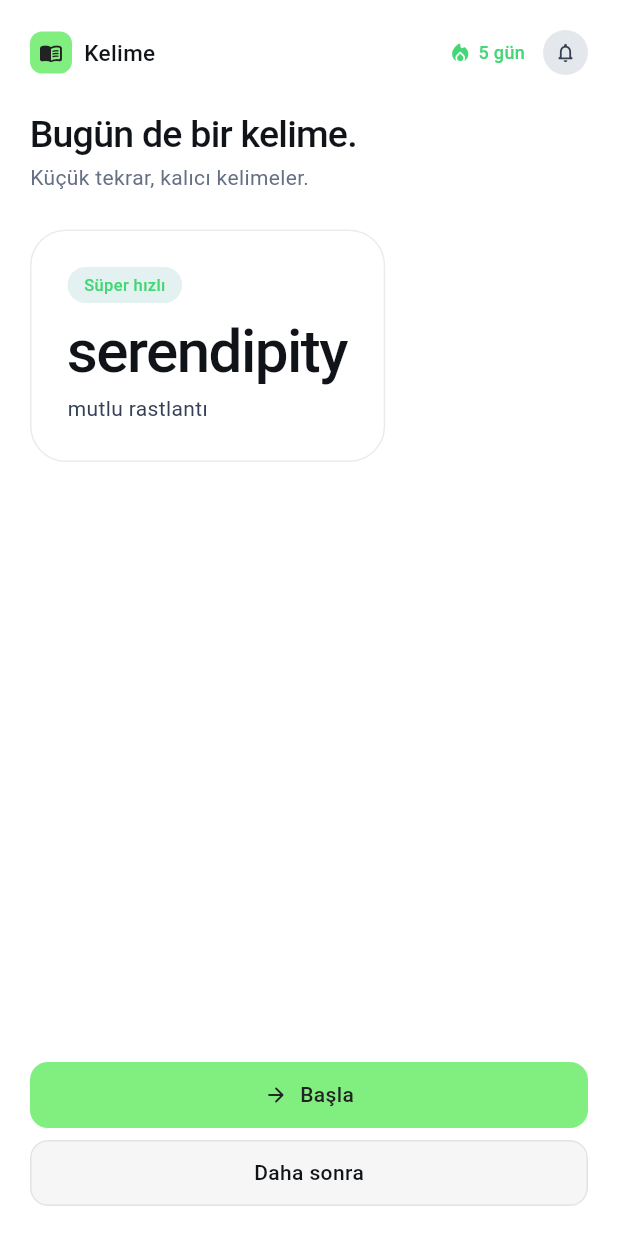
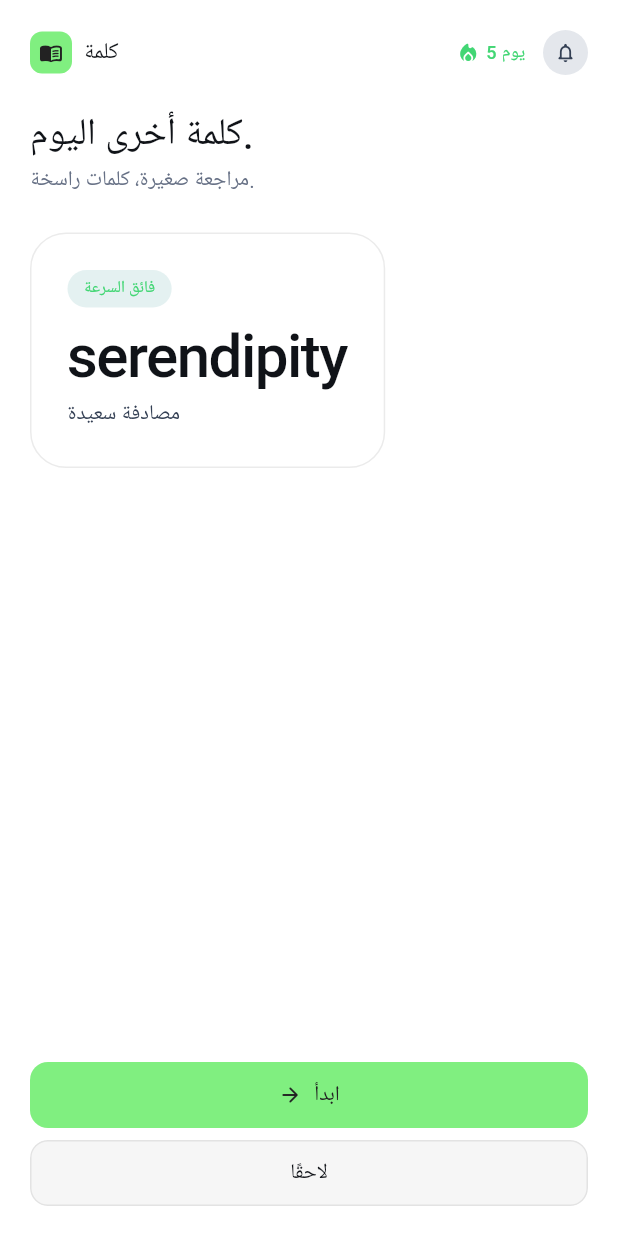
Before and after one commit to Tamimswid/word-learn, a Flutter app: the DesignSystemPreview screen opened directly, on a phone screen of 412 x 824 dp. Run offline on Flutter 3.47's test engine with Material 3 defaults, Android fonts, the phone set to English and light mode, and no system bars; our stand-ins replace dartz, flutter_bloc, flutter_dotenv, flutter_local_notifications, flutter_svg, flutter_timezone and 9 more; missing offline and left inert: hotkey_manager, launch_at_startup, screen_retriever, tray_manager, window_manager; accounts and stored records are empty; network calls fail; Roboto replaces fonts that are missing (Tajawal).

Commit message:
feat(l10n): çekirdek hata ve ortak metinleri Arapçaya çevir

```diff
--- a/lib/core/data/supabase_client.dart
+++ b/lib/core/data/supabase_client.dart
@@ -13,7 +13,7 @@ class AppSupabaseClient {
 
   final supabase.SupabaseClient _client;
 
-  static const Failure _missingFilters = Failure('İşlem için en az bir filtre gerekli.', type: FailureType.unexpected);
+  static const Failure _missingFilters = Failure('يلزم وجود مرشح واحد على الأقل لإتمام العملية.', type: FailureType.unexpected);
 
   Future<Either<Failure, List<Map<String, dynamic>>>> select(
     String table, {
--- a/lib/core/design_system/design_system_preview.dart
+++ b/lib/core/design_system/design_system_preview.dart
@@ -35,22 +35,22 @@ class DesignSystemPreview extends StatelessWidget {
                     ),
                   ),
                   const SizedBox(width: AppSpacing.sm),
-                  Text('Kelime', style: AppTypography.titleSmall),
+                  Text('كلمة', style: AppTypography.titleSmall),
                   const Spacer(),
                   const StreakIndicator(days: 5),
                   const SizedBox(width: AppSpacing.md),
                   AppIconButton(
                     icon: const Icon(Icons.notifications_none_rounded),
-                    tooltip: 'Bildirim ayarları',
+                    tooltip: 'إعدادات الإشعارات',
                     onPressed: () {},
                   ),
                 ],
               ),
               const SizedBox(height: AppSpacing.xxl),
-              Text('Bugün de bir kelime.', style: AppTypography.headingMedium),
+              Text('كلمة أخرى اليوم.', style: AppTypography.headingMedium),
               const SizedBox(height: AppSpacing.xs),
               Text(
-                'Küçük tekrar, kalıcı kelimeler.',
+                'مراجعة صغيرة، كلمات راسخة.',
                 style: AppTypography.bodyMedium.copyWith(
                   color: AppColors.mutedForeground,
                 ),
@@ -60,12 +60,12 @@ class DesignSystemPreview extends StatelessWidget {
                 child: Column(
                   crossAxisAlignment: CrossAxisAlignment.start,
                   children: [
-                    const AppBadge(label: 'Süper hızlı'),
+                    const AppBadge(label: 'فائق السرعة'),
                     const SizedBox(height: AppSpacing.md),
                     Text('serendipity', style: AppTypography.displayLarge),
                     const SizedBox(height: AppSpacing.sm),
                     Text(
-                      'mutlu rastlantı',
+                      'مصادفة سعيدة',
                       style: AppTypography.bodyMedium.copyWith(
                         color: AppColors.secondaryForeground,
                       ),
@@ -75,14 +75,14 @@ class DesignSystemPreview extends StatelessWidget {
               ),
               const Spacer(),
               AppButton(
-                label: 'Başla',
+                label: 'ابدأ',
                 icon: const Icon(Icons.arrow_forward_rounded),
                 expanded: true,
                 onPressed: () {},
               ),
               const SizedBox(height: AppSpacing.sm),
               AppButton(
-                label: 'Daha sonra',
+                label: 'لاحقًا',
                 variant: AppButtonVariant.secondary,
                 expanded: true,
                 onPressed: () {},
--- a/lib/core/errors/supabase_error_handler.dart
+++ b/lib/core/errors/supabase_error_handler.dart
@@ -7,7 +7,7 @@ import 'failure.dart';
 /// Converts Supabase and transport errors into the common [Failure].
 abstract final class SupabaseErrorHandler {
   static const String _unexpectedMessage =
-      'Beklenmeyen bir hata oluştu. Lütfen tekrar deneyin.';
+      'حدث خطأ غير متوقع. يرجى المحاولة مرة أخرى.';
 
   static Failure map(
     Object error, {
@@ -18,7 +18,7 @@ abstract final class SupabaseErrorHandler {
 
     if (error is AuthRetryableFetchException) {
       return Failure(
-        'Sunucuya ulaşılamadı. İnternet bağlantınızı kontrol edip tekrar deneyin.',
+        'تعذر الوصول إلى الخادم. تحقق من اتصالك بالإنترنت ثم حاول مرة أخرى.',
         type: FailureType.network,
         cause: error,
         stackTrace: stackTrace,
@@ -39,7 +39,7 @@ abstract final class SupabaseErrorHandler {
 
     if (error is StorageException) {
       return Failure(
-        'Dosya işlemi tamamlanamadı. Lütfen tekrar deneyin.',
+        'تعذر إكمال عملية الملف. يرجى المحاولة مرة أخرى.',
         type: FailureType.storage,
         code: error.statusCode,
         cause: error,
@@ -49,7 +49,7 @@ abstract final class SupabaseErrorHandler {
 
     if (error is TimeoutException) {
       return Failure(
-        'İstek zaman aşımına uğradı. Lütfen tekrar deneyin.',
+        'انتهت مهلة الطلب. يرجى المحاولة مرة أخرى.',
         type: FailureType.timeout,
         cause: error,
         stackTrace: stackTrace,
@@ -66,40 +66,40 @@ abstract final class SupabaseErrorHandler {
   static Failure _mapAuth(AuthException error, StackTrace? stackTrace) {
     final (message, type) = switch (error.code) {
       'invalid_credentials' || 'invalid_grant' => (
-        'E-posta veya şifre hatalı.',
+        'البريد الإلكتروني أو كلمة المرور غير صحيحة.',
         FailureType.authentication,
       ),
       'email_not_confirmed' => (
-        'E-posta adresiniz henüz doğrulanmadı.',
+        'لم يتم تأكيد بريدك الإلكتروني بعد.',
         FailureType.authentication,
       ),
-      'user_not_found' => ('Kullanıcı bulunamadı.', FailureType.notFound),
+      'user_not_found' => ('لم يتم العثور على المستخدم.', FailureType.notFound),
       'user_already_exists' || 'email_exists' => (
-        'Bu e-posta adresiyle bir hesap zaten var.',
+        'يوجد حساب بهذا البريد الإلكتروني بالفعل.',
         FailureType.conflict,
       ),
       'weak_password' => (
-        'Şifreniz çok zayıf. Daha güçlü bir şifre deneyin.',
+        'كلمة المرور ضعيفة جدًا. جرّب كلمة مرور أقوى.',
         FailureType.authentication,
       ),
       'session_not_found' || 'session_expired' || 'refresh_token_not_found' => (
-        'Oturumunuz sona erdi. Lütfen tekrar giriş yapın.',
+        'انتهت جلستك. يرجى تسجيل الدخول مرة أخرى.',
         FailureType.authentication,
       ),
       'over_request_rate_limit' || 'over_email_send_rate_limit' => (
-        'Çok fazla deneme yaptınız. Lütfen biraz sonra tekrar deneyin.',
+        'لقد أجريت محاولات كثيرة جدًا. يرجى المحاولة بعد قليل.',
         FailureType.authentication,
       ),
       'provider_disabled' || 'oauth_provider_not_supported' => (
-        'Bu giriş yöntemi şu anda kullanılamıyor.',
+        'طريقة تسجيل الدخول هذه غير متاحة حاليًا.',
         FailureType.authentication,
       ),
       'signup_disabled' => (
-        'Yeni kayıtlar şu anda kapalı.',
+        'التسجيل الجديد مغلق حاليًا.',
         FailureType.permission,
       ),
       _ => (
-        'Kimlik doğrulama işlemi tamamlanamadı. Lütfen tekrar deneyin.',
+        'تعذر إكمال عملية التحقق. يرجى المحاولة مرة أخرى.',
         FailureType.authentication,
       ),
     };
@@ -126,7 +126,7 @@ abstract final class SupabaseErrorHandler {
         (serverMessage.contains('23505') ||
             serverMessage.toLowerCase().contains('duplicate key'))) {
       return Failure(
-        'Bu kelime zaten eklenmiş.',
+        'تمت إضافة هذه الكلمة بالفعل.',
         type: FailureType.conflict,
         code: '23505',
         cause: error,
@@ -136,21 +136,21 @@ abstract final class SupabaseErrorHandler {
 
     final (message, type) = switch (error.status) {
       0 => (
-        'Sunucuya ulaşılamadı. İnternet bağlantınızı kontrol edip tekrar deneyin.',
+        'تعذر الوصول إلى الخادم. تحقق من اتصالك بالإنترنت ثم حاول مرة أخرى.',
         FailureType.network,
       ),
       401 => (
-        'Oturumunuz sona erdi. Lütfen tekrar giriş yapın.',
+        'انتهت جلستك. يرجى تسجيل الدخول مرة أخرى.',
         FailureType.authentication,
       ),
-      403 => ('Bu işlem için yetkiniz yok.', FailureType.permission),
+      403 => ('لا تملك صلاحية لهذا الإجراء.', FailureType.permission),
       404 => (
-        'İstenen hizmet bulunamadı. Lütfen tekrar deneyin.',
+        'لم يتم العثور على الخدمة المطلوبة. يرجى المحاولة مرة أخرى.',
         FailureType.notFound,
       ),
-      409 => ('Bu kayıt zaten mevcut.', FailureType.conflict),
+      409 => ('هذا السجل موجود بالفعل.', FailureType.conflict),
       429 => (
-        'Çok fazla istek gönderildi. Lütfen biraz sonra tekrar deneyin.',
+        'تم إرسال طلبات كثيرة جدًا. يرجى المحاولة بعد قليل.',
         FailureType.unexpected,
       ),
       _ => (fallbackMessage ?? _unexpectedMessage, FailureType.unexpected),
@@ -170,11 +170,11 @@ abstract final class SupabaseErrorHandler {
     StackTrace? stackTrace,
   ) {
     final (message, type) = switch (error.code) {
-      '42501' => ('Bu işlem için yetkiniz yok.', FailureType.permission),
-      '23505' => ('Bu kayıt zaten mevcut.', FailureType.conflict),
-      'PGRST116' => ('Aradığınız kayıt bulunamadı.', FailureType.notFound),
+      '42501' => ('لا تملك صلاحية لهذا الإجراء.', FailureType.permission),
+      '23505' => ('هذا السجل موجود بالفعل.', FailureType.conflict),
+      'PGRST116' => ('لم يتم العثور على السجل الذي تبحث عنه.', FailureType.notFound),
       _ => (
-        'İstek tamamlanamadı. Lütfen tekrar deneyin.',
+        'تعذر إكمال الطلب. يرجى المحاولة مرة أخرى.',
         FailureType.unexpected,
       ),
     };
--- a/lib/core/platform/text_to_speech_service.dart
+++ b/lib/core/platform/text_to_speech_service.dart
@@ -17,7 +17,7 @@ class TextToSpeechService {
   }) async {
     final value = text.trim();
     if (value.isEmpty) {
-      return const Left(Failure('Okunacak metin bulunamadı.'));
+      return const Left(Failure('لم يتم العثور على نص لقراءته.'));
     }
 
     try {
@@ -28,7 +28,7 @@ class TextToSpeechService {
     } catch (error, stackTrace) {
       return Left(
         Failure(
-          'Okunuş çalıştırılamadı.',
+          'تعذر تشغيل النطق.',
           type: FailureType.unexpected,
           cause: error,
           stackTrace: stackTrace,
@@ -44,7 +44,7 @@ class TextToSpeechService {
     } catch (error, stackTrace) {
       return Left(
         Failure(
-          'Okunuş durdurulamadı.',
+          'تعذر إيقاف النطق.',
           type: FailureType.unexpected,
           cause: error,
           stackTrace: stackTrace,
--- a/lib/core/router/pages/loading_page.dart
+++ b/lib/core/router/pages/loading_page.dart
@@ -39,7 +39,7 @@ class LoadingPage extends StatelessWidget {
                 ),
                 const SizedBox(height: AppSpacing.sm),
                 Text(
-                  'Yükleniyor…',
+                  'جارٍ التحميل…',
                   style: AppTypography.bodySmall.copyWith(
                     color: AppColors.mutedForeground,
                   ),
--- a/lib/core/router/pages/route_error_page.dart
+++ b/lib/core/router/pages/route_error_page.dart
@@ -31,7 +31,7 @@ class RouteErrorPage extends StatelessWidget {
               ),
               const SizedBox(height: AppSpacing.md),
               Text(
-                'Sayfa bulunamadı',
+                'لم يتم العثور على الصفحة',
                 style: AppTypography.titleMedium,
                 textAlign: TextAlign.center,
               ),
@@ -45,7 +45,7 @@ class RouteErrorPage extends StatelessWidget {
               ),
               const SizedBox(height: AppSpacing.xxl),
               AppButton(
-                label: 'Ana sayfaya dön',
+                label: 'العودة إلى الصفحة الرئيسية',
                 icon: const Icon(Icons.home_rounded),
                 onPressed: () => context.goTo(AppRoute.home),
               ),
--- a/lib/core/router/pages/route_placeholder_page.dart
+++ b/lib/core/router/pages/route_placeholder_page.dart
@@ -36,7 +36,7 @@ class RoutePlaceholderPage extends StatelessWidget {
                 ),
                 const SizedBox(height: AppSpacing.md),
                 Text(
-                  'Bu ekran hazırlanıyor',
+                  'هذه الشاشة قيد الإعداد',
                   style: AppTypography.titleMedium,
                   textAlign: TextAlign.center,
                 ),
--- a/lib/core/widgets/app_add_button.dart
+++ b/lib/core/widgets/app_add_button.dart
@@ -7,7 +7,7 @@ class AppAddButton extends StatelessWidget {
   const AppAddButton({
     super.key,
     required this.onPressed,
-    this.label = 'Kelime ekle',
+    this.label = 'إضافة كلمة',
     this.expanded = false,
   });
 
--- a/lib/core/widgets/streak_indicator.dart
+++ b/lib/core/widgets/streak_indicator.dart
@@ -22,10 +22,10 @@ class StreakIndicator extends StatelessWidget {
   Widget build(BuildContext context) {
     final isActive = days > 0;
     final color = isActive ? AppColors.primaryGlow : AppColors.mutedForeground;
-    final text = label ?? '$days gün';
+    final text = label ?? '$days يوم';
 
     return Semantics(
-      label: '$days günlük seri',
+      label: 'سلسلة متواصلة مدتها $days يوم',
       child: ExcludeSemantics(
         child: Row(
           mainAxisSize: MainAxisSize.min,
--- a/lib/core/widgets/tap_to_speak.dart
+++ b/lib/core/widgets/tap_to_speak.dart
@@ -9,7 +9,7 @@ class TapToSpeak extends StatelessWidget {
     super.key,
     required this.text,
     required this.child,
-    this.tooltip = 'Okunuşu dinle',
+    this.tooltip = 'استمع إلى النطق',
     this.language = 'en-US',
   });
 
```
